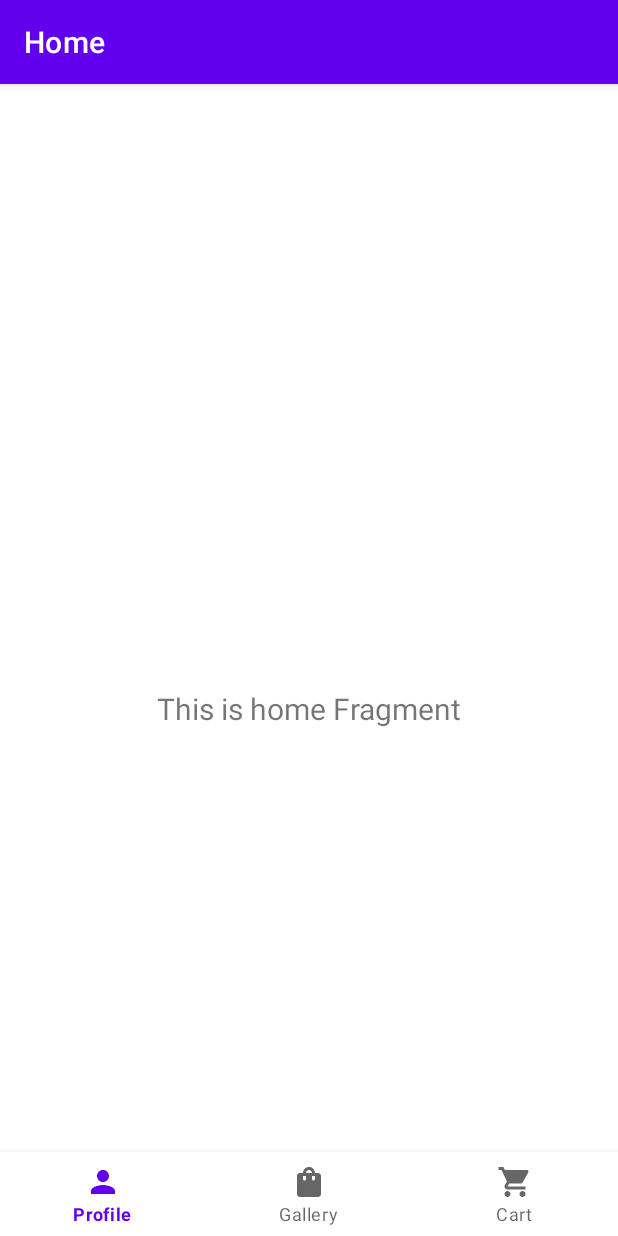
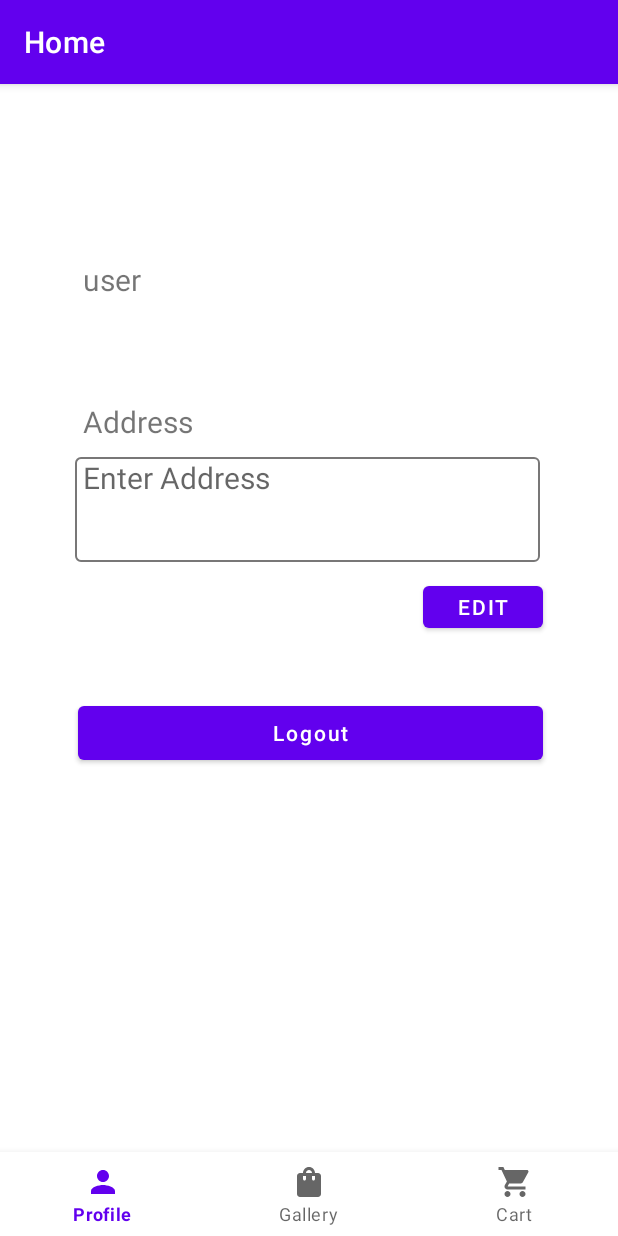
Before and after one commit to Aravindsai24/Nursery, an Android app: the HomeFragment screen opened through its navigation route, on a phone screen of 412 x 824 dp. Run offline under Robolectric (Android 15) with nearby library versions, the phone set to English and light mode, and no system bars; our stand-ins replace Firebase (no records; nobody signed in at launch, a user with empty details on screens opened directly), navigation-ui; pictures from the network do not load.

Commit message:
profile page with email,username.Only core functionality no proper ui

```diff
--- a/app/build.gradle
+++ b/app/build.gradle
@@ -39,6 +39,7 @@ android {
 
 dependencies {
     implementation 'androidx.legacy:legacy-support-v4:1.0.0'
+    implementation 'com.google.firebase:firebase-database-ktx:20.0.1'
     compile 'com.github.bumptech.glide:glide:3.8.0'
     implementation "org.jetbrains.kotlin:kotlin-stdlib:$kotlin_version"
     implementation 'androidx.core:core-ktx:1.6.0'
--- a/app/src/main/java/com/example/nursery/GoogleSignInActivity.kt
+++ b/app/src/main/java/com/example/nursery/GoogleSignInActivity.kt
@@ -20,6 +20,7 @@ import com.google.firebase.ktx.Firebase
 import com.google.android.gms.common.SignInButton
 import com.google.android.gms.tasks.OnCompleteListener
 import com.google.firebase.auth.AuthResult
+import com.google.firebase.database.FirebaseDatabase
 
 
 class GoogleSignInActivity : AppCompatActivity() {
--- a/app/src/main/java/com/example/nursery/SignUp.kt
+++ b/app/src/main/java/com/example/nursery/SignUp.kt
@@ -3,6 +3,7 @@ package com.example.nursery
 import android.content.Intent
 import androidx.appcompat.app.AppCompatActivity
 import android.os.Bundle
+import android.util.Log
 import android.view.View
 import android.widget.Button
 import android.widget.EditText
@@ -11,6 +12,8 @@ import com.google.android.gms.tasks.OnCompleteListener
 import com.google.firebase.auth.AuthResult
 import com.google.firebase.auth.FirebaseAuth
 import com.google.firebase.auth.FirebaseUser
+import com.google.firebase.auth.ktx.userProfileChangeRequest
+import com.google.firebase.firestore.FirebaseFirestore
 
 class SignUp : AppCompatActivity() {
     lateinit var etfullname: EditText
@@ -44,8 +47,17 @@ class SignUp : AppCompatActivity() {
                             val firebaseUser: FirebaseUser = task.result!!.user!!
                             Toast.makeText(this, "Registration Successful", Toast.LENGTH_SHORT)
                                 .show()
-                            userFullName = etfullname.text.toString()
-                            // the auth.user is signed out and sent to signin screen
+                            val user = FirebaseAuth.getInstance().currentUser
+
+                            val profileUpdates = userProfileChangeRequest {
+                                displayName =etfullname.text.toString()
+                            }
+                            user!!.updateProfile(profileUpdates)
+                                .addOnCompleteListener { task ->
+                                    if (task.isSuccessful) {
+                                        Log.d(SignUp::class.java.simpleName, "User profile updated.")
+                                    }
+                                }
                             FirebaseAuth.getInstance().signOut()
                             val intent = Intent(this, GoogleSignInActivity::class.java)
                             intent.addFlags(Intent.FLAG_ACTIVITY_NEW_TASK)
@@ -59,7 +71,6 @@ class SignUp : AppCompatActivity() {
                                 Toast.LENGTH_SHORT
                             )
                                 .show()
-                            userFullName= ""
                         }
                     }
                 )
@@ -70,7 +81,5 @@ class SignUp : AppCompatActivity() {
     private fun isEmailValid(email: String): Boolean {
         return android.util.Patterns.EMAIL_ADDRESS.matcher(email).matches()
     }
-    companion object{
-        var userFullName:String =""
-    }
+
 }
--- a/app/src/main/java/com/example/nursery/ui/home/HomeFragment.kt
+++ b/app/src/main/java/com/example/nursery/ui/home/HomeFragment.kt
@@ -1,20 +1,33 @@
 package com.example.nursery.ui.home
 
+import android.content.Intent
+import android.net.Uri
 import android.os.Bundle
+import android.util.Log
 import android.view.LayoutInflater
 import android.view.View
 import android.view.ViewGroup
+import android.widget.Button
 import android.widget.TextView
+import android.widget.Toast
 import androidx.fragment.app.Fragment
 import androidx.lifecycle.Observer
 import androidx.lifecycle.ViewModelProvider
+import com.example.nursery.GoogleSignInActivity
 import com.example.nursery.R
+import com.example.nursery.SignUp
 import com.example.nursery.databinding.FragmentHomeBinding
+import com.google.firebase.auth.FirebaseAuth
+import com.google.android.gms.auth.api.signin.GoogleSignIn
+import com.google.firebase.firestore.FirebaseFirestore
+
 
 class HomeFragment : Fragment() {
 
     private lateinit var homeViewModel: HomeViewModel
     private var _binding: FragmentHomeBinding? = null
+    private lateinit var btnLogout: Button
+
 
     // This property is only valid between onCreateView and
     // onDestroyView.
@@ -30,11 +43,19 @@ class HomeFragment : Fragment() {
 
         _binding = FragmentHomeBinding.inflate(inflater, container, false)
         val root: View = binding.root
+        btnLogout = binding.logoutbtn
+        btnLogout.setOnClickListener {
+            FirebaseAuth.getInstance().signOut()
+            startActivity(Intent(activity, GoogleSignInActivity::class.java))
+        }
+        val fullname: TextView = binding.tvName
+        val email: TextView = binding.tvEmailProfile
+        val userId:TextView=binding.tvuserId
+        val acct = FirebaseAuth.getInstance().currentUser
+        fullname.text = acct!!.getDisplayName().toString().toUpperCase()
+        email.text = acct.getEmail().toString()
+        userId.text=acct.uid.toString()
 
-        val textView: TextView = binding.textHome
-        homeViewModel.text.observe(viewLifecycleOwner, Observer {
-            textView.text = it
-        })
         return root
     }
 
--- /dev/null
+++ b/app/src/main/res/drawable/text_input_border.xml
@@ -0,0 +1,9 @@
+<?xml version="1.0" encoding="utf-8"?>
+    <shape xmlns:android="http://schemas.android.com/apk/res/android"
+        android:shape="rectangle">
+        <solid android:color="#00000000" />
+        <stroke android:width="1.5dp"
+            android:color="#787777" />
+        <corners
+            android:radius="3dp"/>
+    </shape>
--- a/app/src/main/res/layout/fragment_home.xml
+++ b/app/src/main/res/layout/fragment_home.xml
@@ -1,22 +1,78 @@
 <?xml version="1.0" encoding="utf-8"?>
-<androidx.constraintlayout.widget.ConstraintLayout xmlns:android="http://schemas.android.com/apk/res/android"
+<LinearLayout xmlns:android="http://schemas.android.com/apk/res/android"
     xmlns:app="http://schemas.android.com/apk/res-auto"
     xmlns:tools="http://schemas.android.com/tools"
     android:layout_width="match_parent"
     android:layout_height="match_parent"
+    android:orientation="vertical"
     tools:context=".ui.home.HomeFragment">
 
     <TextView
-        android:id="@+id/text_home"
-        android:layout_width="match_parent"
+        android:id="@+id/tvName"
+        android:layout_width="wrap_content"
         android:layout_height="wrap_content"
-        android:layout_marginStart="8dp"
-        android:layout_marginTop="8dp"
-        android:layout_marginEnd="8dp"
-        android:textAlignment="center"
+        android:text="Name"
+        android:textSize="30sp"
+        android:layout_marginLeft="50dp"
+        android:maxLines="1"/>
+    <TextView
+        android:id="@+id/tvuserId"
+        android:layout_width="wrap_content"
+        android:layout_height="wrap_content"
+        android:text="User ID"
         android:textSize="20sp"
-        app:layout_constraintBottom_toBottomOf="parent"
-        app:layout_constraintEnd_toEndOf="parent"
-        app:layout_constraintStart_toStartOf="parent"
-        app:layout_constraintTop_toTopOf="parent" />
-</androidx.constraintlayout.widget.ConstraintLayout>
+        android:paddingLeft="5dp"
+        android:layout_marginLeft="50dp"
+        android:layout_marginTop="20dp"
+        android:maxLines="1"/>
+    <TextView
+        android:id="@+id/tvEmailProfile"
+        android:layout_width="wrap_content"
+        android:layout_height="wrap_content"
+        android:text="Email"
+        android:textSize="20sp"
+        android:paddingLeft="5dp"
+        android:layout_marginLeft="50dp"
+        android:layout_marginTop="20dp"
+        android:maxLines="1"/>
+    <TextView
+        android:layout_width="wrap_content"
+        android:layout_height="wrap_content"
+        android:text="Address"
+        android:textSize="20sp"
+        android:paddingLeft="5dp"
+        android:layout_marginLeft="50dp"
+        android:layout_marginTop="20dp"/>
+    <EditText
+        android:id="@+id/etAddress"
+        android:layout_width="310dp"
+        android:layout_height="70dp"
+        android:hint="Enter Address"
+        android:editable="false"
+        android:inputType="none"
+        android:gravity="left"
+        android:textSize="20sp"
+        android:paddingLeft="5dp"
+        android:layout_marginLeft="50dp"
+        android:layout_marginTop="10dp"
+        android:maxLines="4"
+        android:background="@drawable/text_input_border"/>
+    <Button
+        android:id="@+id/editbtn"
+        android:layout_width="80dp"
+        android:layout_height="40dp"
+        android:text="Edit"
+        android:layout_gravity="right"
+        android:layout_marginRight="50dp"
+        android:layout_marginTop="10dp" />
+    <Button
+        android:id="@+id/logoutbtn"
+        android:layout_width="310dp"
+        android:layout_height="wrap_content"
+        android:text="Logout"
+        android:textAllCaps="false"
+        android:layout_gravity="right"
+        android:layout_marginRight="50dp"
+        android:layout_marginTop="40dp"/>
+
+</LinearLayout>
```
